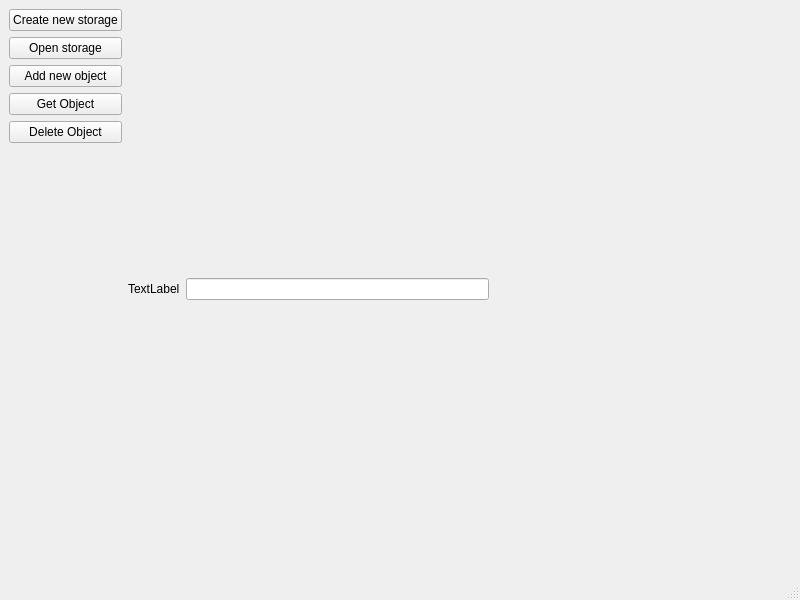
oleksandr-dehtiar-gl/gl-c-cpp-basecamp-2021-2, file 02_oop/Secure_Storage_Applications/mainwindow.ui: the form before one commit.
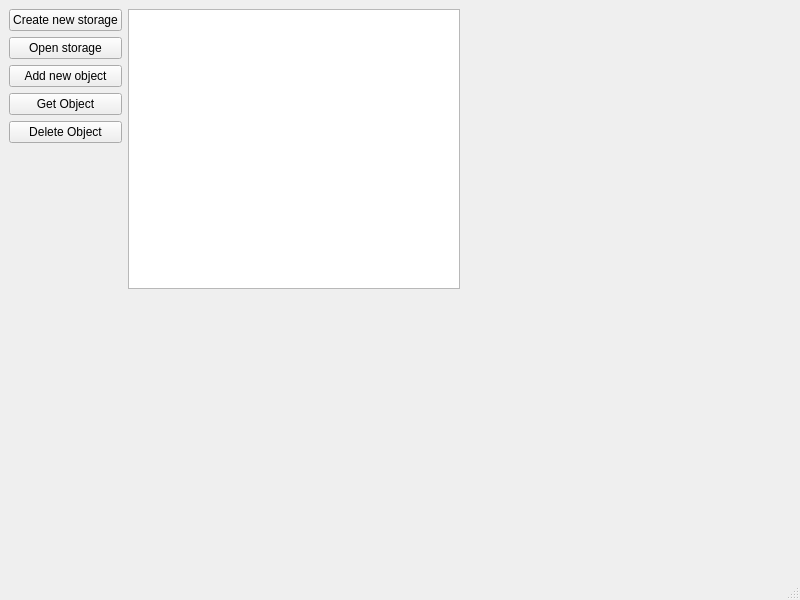
The form after the commit.

Commit message: Add seection list

Diff of the .ui file:
```diff
--- a/02_oop/Secure_Storage_Applications/mainwindow.ui
+++ b/02_oop/Secure_Storage_Applications/mainwindow.ui
@@ -68,14 +68,24 @@
      </layout>
     </item>
     <item>
-     <widget class="QLabel" name="testLabel">
-      <property name="text">
-       <string>TextLabel</string>
-      </property>
-     </widget>
-    </item>
-    <item>
-     <widget class="QLineEdit" name="FileName"/>
+     <layout class="QVBoxLayout" name="verticalLayout_2">
+      <item>
+       <widget class="QListWidget" name="listWidget"/>
+      </item>
+      <item>
+       <spacer name="verticalSpacer_2">
+        <property name="orientation">
+         <enum>Qt::Vertical</enum>
+        </property>
+        <property name="sizeHint" stdset="0">
+         <size>
+          <width>20</width>
+          <height>40</height>
+         </size>
+        </property>
+       </spacer>
+      </item>
+     </layout>
     </item>
     <item>
      <spacer name="horizontalSpacer">
```
The commit also changes 7 other files.
